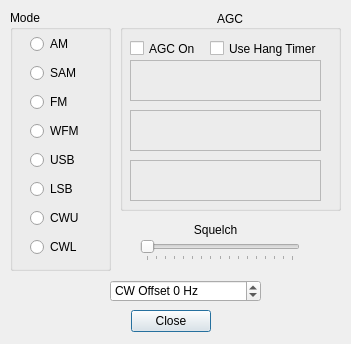
Before: the Qt Designer form winforms/demodsetupdlg.ui in rafael2k/CuteSDR, drawn with Qt 5.
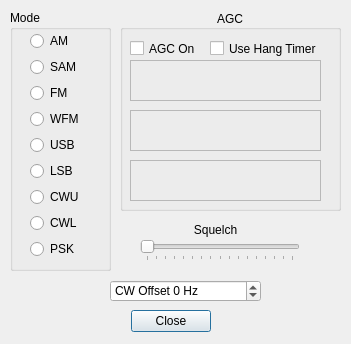
After: the same form once the commit is applied. Custom widgets are drawn as their Qt base class.

The edit to the form file:
```diff
--- a/winforms/demodsetupdlg.ui
+++ b/winforms/demodsetupdlg.ui
@@ -107,6 +107,13 @@
        </property>
       </widget>
      </item>
+     <item>
+      <widget class="QRadioButton" name="PSKradioButton">
+       <property name="text">
+        <string>PSK</string>
+       </property>
+      </widget>
+     </item>
     </layout>
    </widget>
   </widget>
```
Left out of the diff: 16 changed lines with no effect on the pictures.
